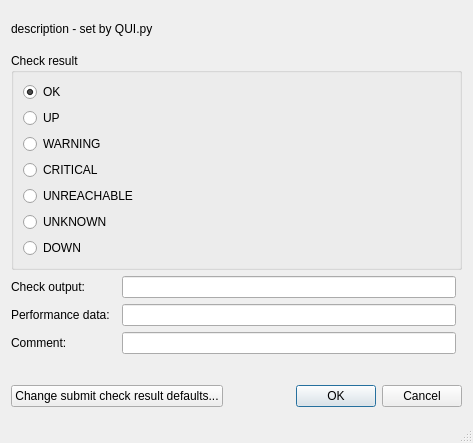
This is Nagstamon/Nagstamon/QUI/dialog_submit.ui in HenriWahl/Nagstamon as Qt 5 draws it before an edit. The edited form follows.
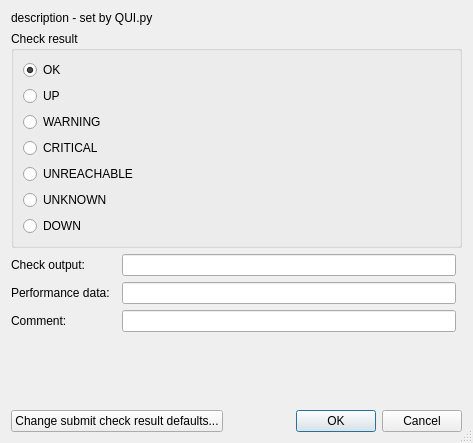
This is the edited form.

The edit to the form file:
```diff
--- a/Nagstamon/Nagstamon/QUI/dialog_submit.ui
+++ b/Nagstamon/Nagstamon/QUI/dialog_submit.ui
@@ -135,7 +135,7 @@
      </property>
     </widget>
    </item>
-   <item row="10" column="0" rowspan="2" colspan="4">
+   <item row="11" column="0" rowspan="2" colspan="4">
     <layout class="QHBoxLayout" name="horizontalLayout">
      <item>
       <widget class="QPushButton" name="button_change_defaults_submit_check_result">
@@ -166,6 +166,19 @@
      </property>
     </widget>
    </item>
+   <item row="10" column="0">
+    <spacer name="verticalSpacer">
+     <property name="orientation">
+      <enum>Qt::Vertical</enum>
+     </property>
+     <property name="sizeHint" stdset="0">
+      <size>
+       <width>20</width>
+       <height>40</height>
+      </size>
+     </property>
+    </spacer>
+   </item>
   </layout>
  </widget>
  <tabstops>
```
